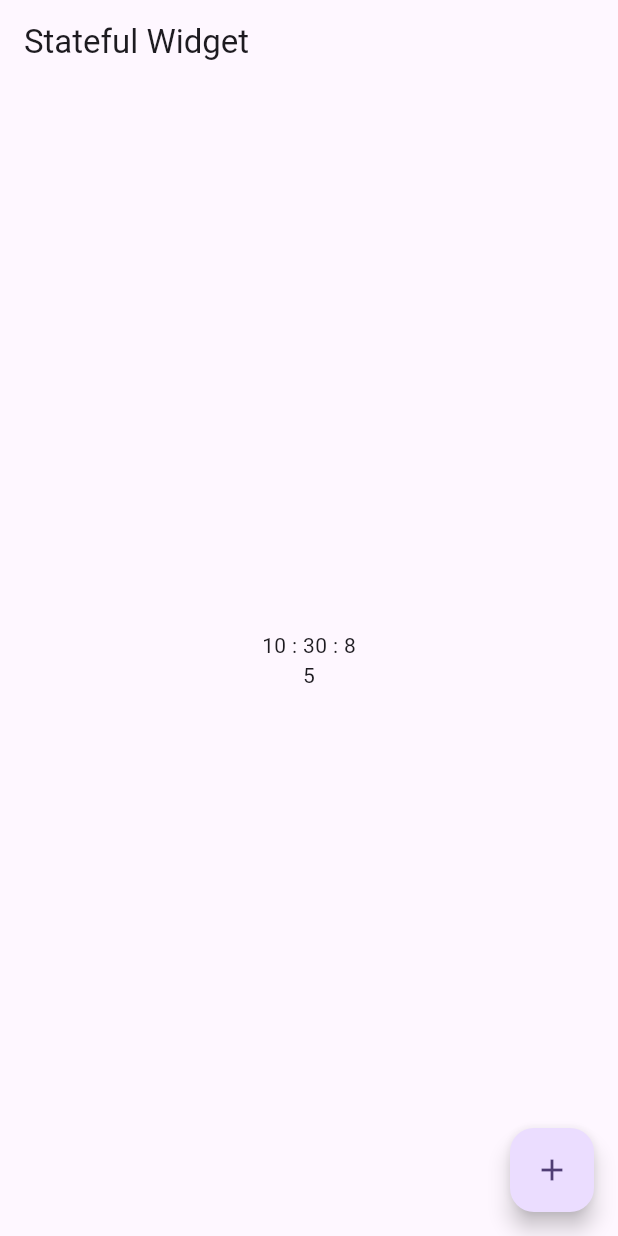
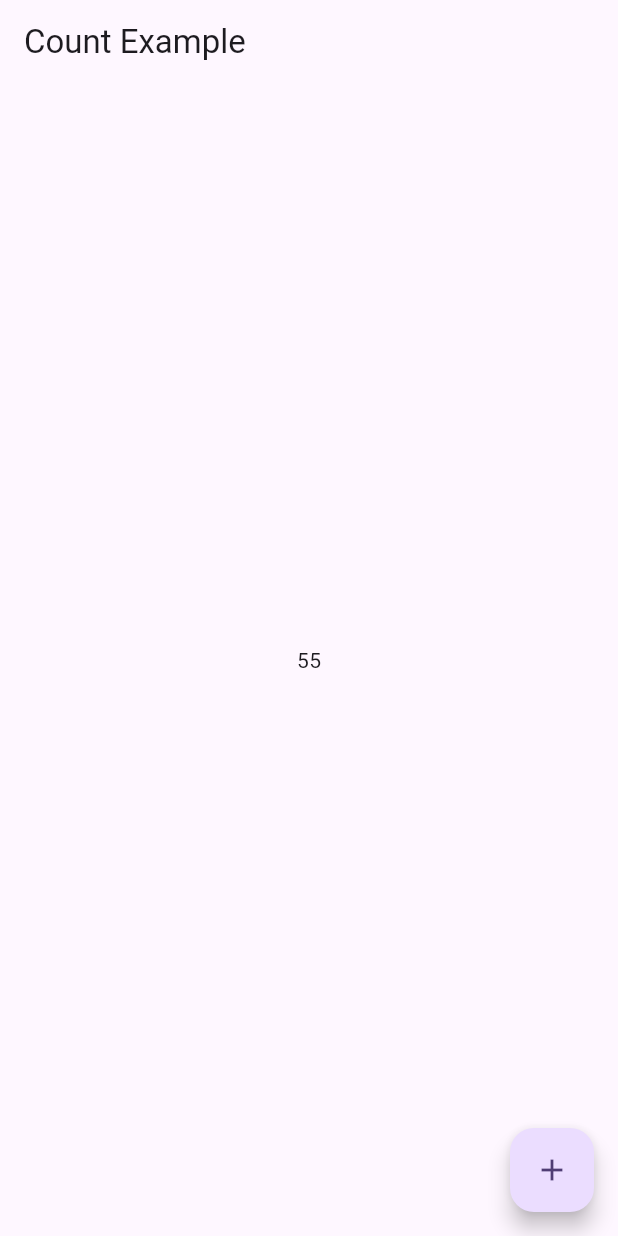
Before and after one commit to Decode749/provider_state_management, a Flutter app: the screen it shows after launch, after a tap on the "add" icon, on a phone screen of 412 x 824 dp. Run offline on Flutter 3.47's test engine with Material 2 defaults, Android fonts, the phone set to English and light mode, and no system bars.

Commit message:
part 5 done , single provider is done

```diff
--- a/lib/main.dart
+++ b/lib/main.dart
@@ -1,5 +1,9 @@
 import 'package:flutter/material.dart';
-import 'package:provider_state_management/why_provider.dart';
+import 'package:provider/provider.dart';
+// import 'package:provider_state_management/why_provider.dart';
+
+import 'provider/count_provider.dart';
+import 'screen/count_example.dart';
 // import 'stateful_widget_screen.dart';
 
 // import 'home_screen.dart';
@@ -14,13 +18,16 @@ class MyApp extends StatelessWidget {
   // This widget is the root of your application.
   @override
   Widget build(BuildContext context) {
-    return MaterialApp(
-      title: 'Flutter Demo',
-      theme: ThemeData(
-        colorScheme: ColorScheme.fromSeed(seedColor: Colors.deepPurple),
-        useMaterial3: true,
+    return ChangeNotifierProvider(
+      create: (_) => CountProvider(),
+      child: MaterialApp(
+        title: 'Flutter Demo',
+        theme: ThemeData(
+          colorScheme: ColorScheme.fromSeed(seedColor: Colors.deepPurple),
+          useMaterial3: true,
+        ),
+        home: const CountExample(),
       ),
-      home: const WhyProvider(),
     );
   }
 }
--- /dev/null
+++ b/lib/provider/count_provider.dart
@@ -0,0 +1,11 @@
+import 'package:flutter/foundation.dart';
+
+class CountProvider with ChangeNotifier{
+  int _count = 50;
+  int get count => _count;
+
+  void setCount(){
+    _count++;
+    notifyListeners();
+  }
+}
--- /dev/null
+++ b/lib/screen/count_example.dart
@@ -0,0 +1,49 @@
+import 'dart:async';
+
+import 'package:flutter/material.dart';
+import 'package:provider/provider.dart';
+
+import '../provider/count_provider.dart';
+
+class CountExample extends StatefulWidget {
+  const CountExample({super.key});
+
+  @override
+  State<CountExample> createState() => _CountExampleState();
+}
+
+class _CountExampleState extends State<CountExample> {
+
+  @override
+  void initState() {
+    super.initState();
+    final countProvider = Provider.of<CountProvider>(context , listen: false);
+    Timer.periodic(const Duration(seconds: 2), (timer) {
+      countProvider.setCount();
+     });
+  }
+  @override
+  Widget build(BuildContext context) {
+    final countProvider = Provider.of<CountProvider>(context , listen: false);
+    // print('object');
+    return Scaffold(
+      appBar: AppBar(
+        title: const Text('Count Example'),
+      ),
+      body: Center(
+        child: Consumer<CountProvider>(
+          builder: (context, value, child){
+            // print('inside changing widget');
+            return Text(value.count.toString());
+          }
+        ),
+      ),
+      floatingActionButton: FloatingActionButton(
+        onPressed: () {
+          countProvider.setCount();
+        },
+        child: const Icon(Icons.add),
+      ),
+    );
+  }
+}
--- a/lib/stateful_widget_screen.dart
+++ b/lib/stateful_widget_screen.dart
@@ -27,7 +27,7 @@ class _StateFulWidgetState extends State<StateFulWidget> {
       ),
       floatingActionButton: FloatingActionButton(
         onPressed: () {
-          print(count++);
+          // print(count++);
           setState(() {
 
           });
--- a/lib/why_provider.dart
+++ b/lib/why_provider.dart
@@ -16,7 +16,7 @@ class _StateFulWidgetState extends State<WhyProvider> {
   void initState() {
     super.initState();
     Timer.periodic(const Duration(seconds: 2), (timer) {
-      print(count++);
+      // print(count++);
       setState(() {
       });
      });
```
Also changed, not shown: pubspec.yaml (+4 -12 lines), pubspec.lock.
